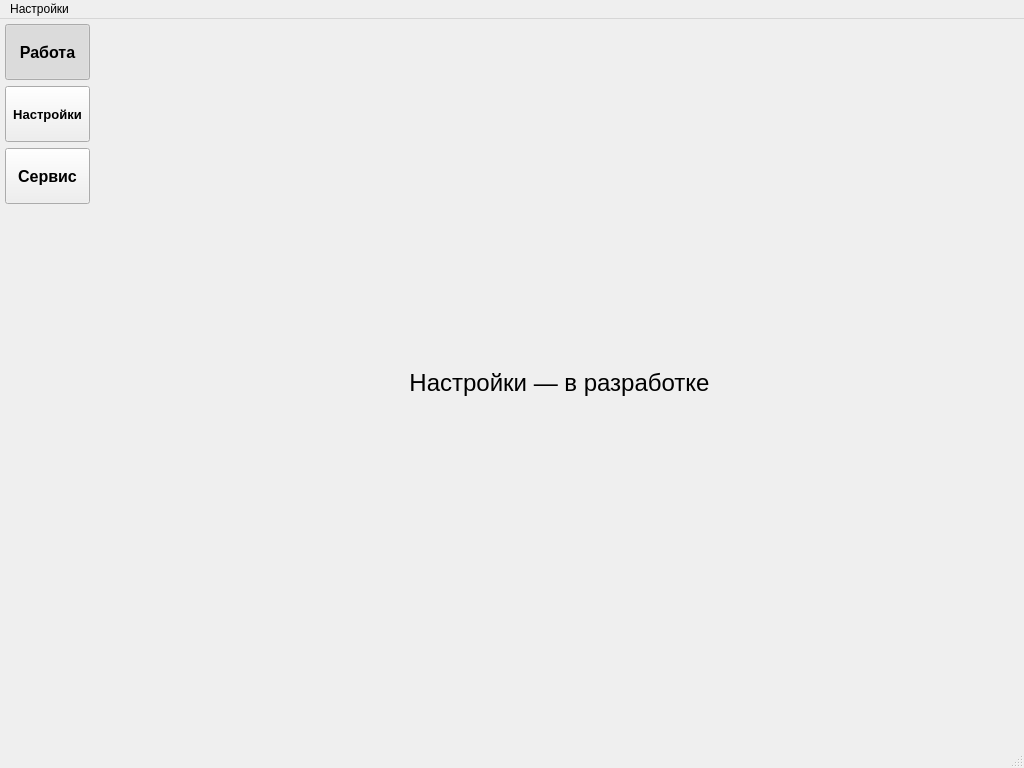
The window that mainwindow.ui (Wooferpenza/HMI) describes before a commit, drawn with Qt 5.
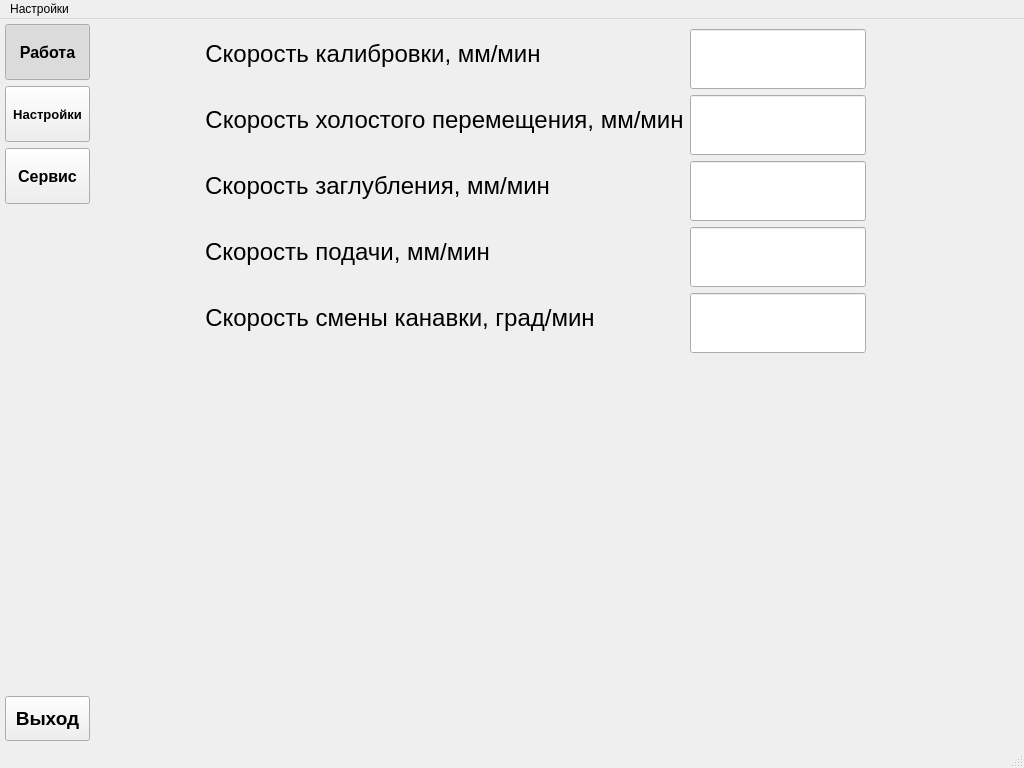
The same window after the commit. The open tabs and pages were chosen to show the change. Custom widgets are drawn as their Qt base class.

The edit to the form file:
```diff
--- a/mainwindow.ui
+++ b/mainwindow.ui
@@ -189,6 +189,31 @@
         </property>
        </spacer>
       </item>
+      <item>
+       <widget class="QPushButton" name="pushButton">
+        <property name="sizePolicy">
+         <sizepolicy hsizetype="Minimum" vsizetype="Preferred">
+          <horstretch>0</horstretch>
+          <verstretch>0</verstretch>
+         </sizepolicy>
+        </property>
+        <property name="minimumSize">
+         <size>
+          <width>0</width>
+          <height>45</height>
+         </size>
+        </property>
+        <property name="font">
+         <font>
+          <pointsize>14</pointsize>
+          <bold>true</bold>
+         </font>
+        </property>
+        <property name="text">
+         <string>Выход</string>
+        </property>
+       </widget>
+      </item>
      </layout>
     </item>
     <item>
@@ -2581,23 +2606,87 @@
          </widget>
         </widget>
         <widget class="QWidget" name="pageJournal">
-         <layout class="QVBoxLayout" name="verticalLayout_journal">
-          <property name="spacing">
-           <number>16</number>
+         <widget class="QWidget" name="layoutWidget">
+          <property name="geometry">
+           <rect>
+            <x>110</x>
+            <y>10</y>
+            <width>661</width>
+            <height>326</height>
+           </rect>
           </property>
-          <property name="leftMargin">
-           <number>24</number>
-          </property>
-          <property name="topMargin">
-           <number>24</number>
-          </property>
-          <property name="rightMargin">
-           <number>24</number>
-          </property>
-          <property name="bottomMargin">
-           <number>24</number>
-          </property>
-          <item>
+          <layout class="QFormLayout" name="formLayout">
+           <item row="0" column="0">
+            <widget class="QLabel" name="labelJournalPlaceholder_2">
+             <property name="font">
+              <font>
+               <pointsize>18</pointsize>
+              </font>
+             </property>
+             <property name="text">
+              <string>Скорость калибровки, мм/мин</string>
+             </property>
+             <property name="alignment">
+              <set>Qt::AlignmentFlag::AlignCenter</set>
+             </property>
+            </widget>
+           </item>
+           <item row="0" column="1">
+            <widget class="NumericDisplay" name="segmensOfNumberDisplay_6">
+             <property name="sizePolicy">
+              <sizepolicy hsizetype="Preferred" vsizetype="Preferred">
+               <horstretch>0</horstretch>
+               <verstretch>0</verstretch>
+              </sizepolicy>
+             </property>
+             <property name="minimumSize">
+              <size>
+               <width>120</width>
+               <height>60</height>
+              </size>
+             </property>
+             <property name="font">
+              <font>
+               <pointsize>22</pointsize>
+               <bold>true</bold>
+              </font>
+             </property>
+             <property name="mouseTracking">
+              <bool>false</bool>
+             </property>
+             <property name="focusPolicy">
+              <enum>Qt::FocusPolicy::NoFocus</enum>
+             </property>
+             <property name="contextMenuPolicy">
+              <enum>Qt::ContextMenuPolicy::NoContextMenu</enum>
+             </property>
+             <property name="alignment">
+              <set>Qt::AlignmentFlag::AlignCenter</set>
+             </property>
+             <property name="readOnly">
+              <bool>false</bool>
+             </property>
+             <property name="readAddress" stdset="0">
+              <string>D1116</string>
+             </property>
+             <property name="writeAddress" stdset="0">
+              <string>D1116</string>
+             </property>
+             <property name="format" stdset="0">
+              <string>Float</string>
+             </property>
+             <property name="fractional" stdset="0">
+              <UInt>0</UInt>
+             </property>
+             <property name="minimum" stdset="0">
+              <double>0.000000000000000</double>
+             </property>
+             <property name="maximum" stdset="0">
+              <double>1000.000000000000000</double>
+             </property>
+            </widget>
+           </item>
+           <item row="1" column="0">
            <widget class="QLabel" name="labelJournalPlaceholder">
             <property name="font">
              <font>
@@ -2605,14 +2694,280 @@
              </font>
             </property>
             <property name="text">
-             <string>Настройки — в разработке</string>
+              <string>Скорость холостого перемещения, мм/мин</string>
             </property>
             <property name="alignment">
              <set>Qt::AlignmentFlag::AlignCenter</set>
             </property>
            </widget>
           </item>
-         </layout>
+           <item row="1" column="1">
+            <widget class="NumericDisplay" name="segmensOfNumberDisplay_7">
+             <property name="sizePolicy">
+              <sizepolicy hsizetype="Preferred" vsizetype="Preferred">
+               <horstretch>0</horstretch>
+               <verstretch>0</verstretch>
+              </sizepolicy>
+             </property>
+             <property name="minimumSize">
+              <size>
+               <width>120</width>
+               <height>60</height>
+              </size>
+             </property>
+             <property name="font">
+              <font>
+               <pointsize>22</pointsize>
+               <bold>true</bold>
+              </font>
+             </property>
+             <property name="mouseTracking">
+              <bool>false</bool>
+             </property>
+             <property name="focusPolicy">
+              <enum>Qt::FocusPolicy::NoFocus</enum>
+             </property>
+             <property name="contextMenuPolicy">
+              <enum>Qt::ContextMenuPolicy::NoContextMenu</enum>
+             </property>
+             <property name="alignment">
+              <set>Qt::AlignmentFlag::AlignCenter</set>
+             </property>
+             <property name="readOnly">
+              <bool>false</bool>
+             </property>
+             <property name="readAddress" stdset="0">
+              <string>D1122</string>
+             </property>
+             <property name="writeAddress" stdset="0">
+              <string>D1122</string>
+             </property>
+             <property name="format" stdset="0">
+              <string>Float</string>
+             </property>
+             <property name="fractional" stdset="0">
+              <UInt>0</UInt>
+             </property>
+             <property name="minimum" stdset="0">
+              <double>0.000000000000000</double>
+             </property>
+             <property name="maximum" stdset="0">
+              <double>1000.000000000000000</double>
+             </property>
+            </widget>
+           </item>
+           <item row="2" column="0">
+            <widget class="QLabel" name="labelJournalPlaceholder_3">
+             <property name="font">
+              <font>
+               <pointsize>18</pointsize>
+              </font>
+             </property>
+             <property name="text">
+              <string>Скорость заглубления, мм/мин</string>
+             </property>
+             <property name="alignment">
+              <set>Qt::AlignmentFlag::AlignCenter</set>
+             </property>
+            </widget>
+           </item>
+           <item row="2" column="1">
+            <widget class="NumericDisplay" name="segmensOfNumberDisplay_8">
+             <property name="sizePolicy">
+              <sizepolicy hsizetype="Preferred" vsizetype="Preferred">
+               <horstretch>0</horstretch>
+               <verstretch>0</verstretch>
+              </sizepolicy>
+             </property>
+             <property name="minimumSize">
+              <size>
+               <width>120</width>
+               <height>60</height>
+              </size>
+             </property>
+             <property name="font">
+              <font>
+               <pointsize>22</pointsize>
+               <bold>true</bold>
+              </font>
+             </property>
+             <property name="mouseTracking">
+              <bool>false</bool>
+             </property>
+             <property name="focusPolicy">
+              <enum>Qt::FocusPolicy::NoFocus</enum>
+             </property>
+             <property name="contextMenuPolicy">
+              <enum>Qt::ContextMenuPolicy::NoContextMenu</enum>
+             </property>
+             <property name="alignment">
+              <set>Qt::AlignmentFlag::AlignCenter</set>
+             </property>
+             <property name="readOnly">
+              <bool>false</bool>
+             </property>
+             <property name="readAddress" stdset="0">
+              <string>D1118</string>
+             </property>
+             <property name="writeAddress" stdset="0">
+              <string>D1118</string>
+             </property>
+             <property name="format" stdset="0">
+              <string>Float</string>
+             </property>
+             <property name="fractional" stdset="0">
+              <UInt>0</UInt>
+             </property>
+             <property name="minimum" stdset="0">
+              <double>0.000000000000000</double>
+             </property>
+             <property name="maximum" stdset="0">
+              <double>1000.000000000000000</double>
+             </property>
+            </widget>
+           </item>
+           <item row="3" column="0">
+            <widget class="QLabel" name="labelJournalPlaceholder_4">
+             <property name="font">
+              <font>
+               <pointsize>18</pointsize>
+              </font>
+             </property>
+             <property name="text">
+              <string>Скорость подачи, мм/мин</string>
+             </property>
+             <property name="alignment">
+              <set>Qt::AlignmentFlag::AlignCenter</set>
+             </property>
+            </widget>
+           </item>
+           <item row="3" column="1">
+            <widget class="NumericDisplay" name="segmensOfNumberDisplay_9">
+             <property name="sizePolicy">
+              <sizepolicy hsizetype="Preferred" vsizetype="Preferred">
+               <horstretch>0</horstretch>
+               <verstretch>0</verstretch>
+              </sizepolicy>
+             </property>
+             <property name="minimumSize">
+              <size>
+               <width>120</width>
+               <height>60</height>
+              </size>
+             </property>
+             <property name="font">
+              <font>
+               <pointsize>22</pointsize>
+               <bold>true</bold>
+              </font>
+             </property>
+             <property name="mouseTracking">
+              <bool>false</bool>
+             </property>
+             <property name="focusPolicy">
+              <enum>Qt::FocusPolicy::NoFocus</enum>
+             </property>
+             <property name="contextMenuPolicy">
+              <enum>Qt::ContextMenuPolicy::NoContextMenu</enum>
+             </property>
+             <property name="alignment">
+              <set>Qt::AlignmentFlag::AlignCenter</set>
+             </property>
+             <property name="readOnly">
+              <bool>false</bool>
+             </property>
+             <property name="readAddress" stdset="0">
+              <string>D1120</string>
+             </property>
+             <property name="writeAddress" stdset="0">
+              <string>D1120</string>
+             </property>
+             <property name="format" stdset="0">
+              <string>Float</string>
+             </property>
+             <property name="fractional" stdset="0">
+              <UInt>0</UInt>
+             </property>
+             <property name="minimum" stdset="0">
+              <double>0.000000000000000</double>
+             </property>
+             <property name="maximum" stdset="0">
+              <double>1000.000000000000000</double>
+             </property>
+            </widget>
+           </item>
+           <item row="4" column="0">
+            <widget class="QLabel" name="labelJournalPlaceholder_5">
+             <property name="font">
+              <font>
+               <pointsize>18</pointsize>
+              </font>
+             </property>
+             <property name="text">
+              <string>Скорость смены канавки, град/мин</string>
+             </property>
+             <property name="alignment">
+              <set>Qt::AlignmentFlag::AlignCenter</set>
+             </property>
+            </widget>
+           </item>
+           <item row="4" column="1">
+            <widget class="NumericDisplay" name="segmensOfNumberDisplay_10">
+             <property name="sizePolicy">
+              <sizepolicy hsizetype="Preferred" vsizetype="Preferred">
+               <horstretch>0</horstretch>
+               <verstretch>0</verstretch>
+              </sizepolicy>
+             </property>
+             <property name="minimumSize">
+              <size>
+               <width>120</width>
+               <height>60</height>
+              </size>
+             </property>
+             <property name="font">
+              <font>
+               <pointsize>22</pointsize>
+               <bold>true</bold>
+              </font>
+             </property>
+             <property name="mouseTracking">
+              <bool>false</bool>
+             </property>
+             <property name="focusPolicy">
+              <enum>Qt::FocusPolicy::NoFocus</enum>
+             </property>
+             <property name="contextMenuPolicy">
+              <enum>Qt::ContextMenuPolicy::NoContextMenu</enum>
+             </property>
+             <property name="alignment">
+              <set>Qt::AlignmentFlag::AlignCenter</set>
+             </property>
+             <property name="readOnly">
+              <bool>false</bool>
+             </property>
+             <property name="readAddress" stdset="0">
+              <string>D1124</string>
+             </property>
+             <property name="writeAddress" stdset="0">
+              <string>D1124</string>
+             </property>
+             <property name="format" stdset="0">
+              <string>Float</string>
+             </property>
+             <property name="fractional" stdset="0">
+              <UInt>0</UInt>
+             </property>
+             <property name="minimum" stdset="0">
+              <double>0.000000000000000</double>
+             </property>
+             <property name="maximum" stdset="0">
+              <double>180.000000000000000</double>
+             </property>
+            </widget>
+           </item>
+          </layout>
+         </widget>
         </widget>
         <widget class="QWidget" name="pageService">
          <layout class="QVBoxLayout" name="verticalLayout_service">
```
Left out of the diff: 435 changed lines with no effect on the pictures. Lines whose indentation alone changed are shown as unchanged.
